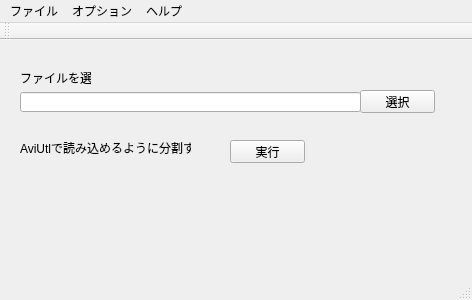
isudzumi/TsProcessor, file mainwindow.ui: the form before one commit.
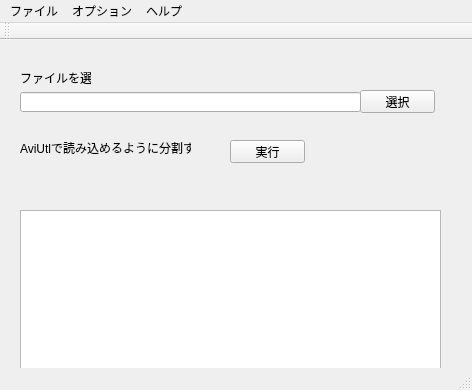
The form after the commit.

Commit message: Add RemoveTempFile method to CommandlineProcess class

The edit to the form file:
```diff
--- a/mainwindow.ui
+++ b/mainwindow.ui
@@ -7,7 +7,7 @@
     <x>0</x>
     <y>0</y>
     <width>472</width>
-    <height>300</height>
+    <height>390</height>
    </rect>
   </property>
   <property name="windowTitle">
@@ -76,6 +76,16 @@
      <string>ファイルを選択</string>
     </property>
    </widget>
+   <widget class="QPlainTextEdit" name="logField">
+    <property name="geometry">
+     <rect>
+      <x>20</x>
+      <y>170</y>
+      <width>421</width>
+      <height>161</height>
+     </rect>
+    </property>
+   </widget>
   </widget>
   <widget class="QMenuBar" name="menuBar">
    <property name="geometry">
```
The commit also changes 2 other files.
